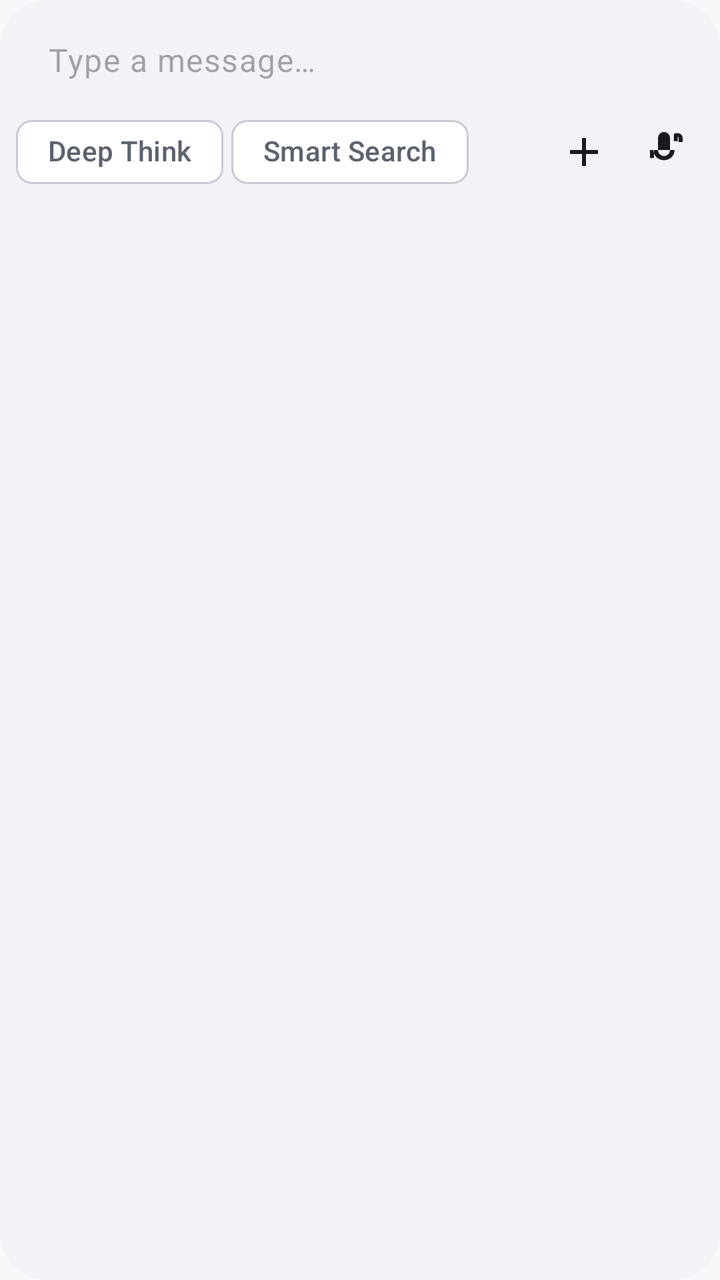
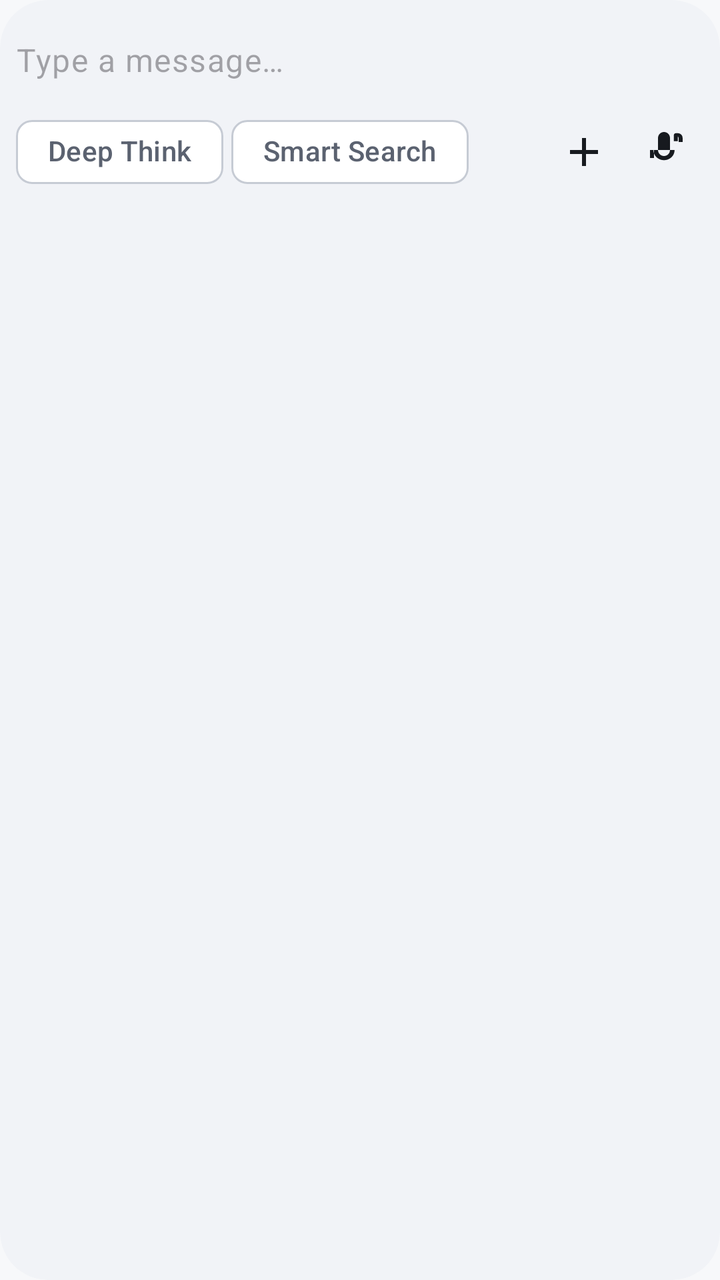

Two renders of the same Android screen: before a commit and after it. Below are the layout's source before the change and the commit's diff.
<!-- AndroidManifest.xml: application theme Theme.MyApplication -->
<!-- res/layout/view_chat_input_box.xml -->
<?xml version="1.0" encoding="utf-8"?>
<com.google.android.material.card.MaterialCardView xmlns:android="http://schemas.android.com/apk/res/android"
    xmlns:app="http://schemas.android.com/apk/res-auto"
    android:layout_width="match_parent"
    android:layout_height="wrap_content"
    app:cardCornerRadius="24dp"
    app:cardElevation="0dp"
    app:strokeWidth="0dp"
    app:cardBackgroundColor="?attr/colorSurfaceContainer">

    <LinearLayout
        android:layout_width="match_parent"
        android:layout_height="wrap_content"
        android:orientation="vertical"
        android:padding="8dp">

        
        <androidx.recyclerview.widget.RecyclerView
            android:id="@+id/rvAttachments"
            android:layout_width="match_parent"
            android:layout_height="wrap_content"
            android:visibility="gone"
            android:clipToPadding="false"
            android:paddingStart="4dp"
            android:paddingEnd="4dp" />

        
        <FrameLayout
            android:id="@+id/firstRowContainer"
            android:layout_width="match_parent"
            android:layout_height="wrap_content"
            android:layout_marginTop="2dp">

            
            <com.google.android.material.textfield.TextInputLayout
                android:id="@+id/inputLayout"
                style="@style/Widget.Material3.TextInputLayout.OutlinedBox"
                android:layout_width="match_parent"
                android:layout_height="wrap_content"
                app:boxBackgroundMode="none"
                app:boxStrokeWidth="0dp"
                app:boxStrokeWidthFocused="0dp"
                app:hintEnabled="false">

                <com.google.android.material.textfield.TextInputEditText
                    android:id="@+id/inputText"
                    android:layout_width="match_parent"
                    android:layout_height="wrap_content"
                    android:minHeight="40dp"
                    android:paddingTop="8dp"
                    android:paddingBottom="8dp"
                    android:hint="@string/chat_input_hint"
                    android:inputType="text"
                    android:maxLines="1"
                    android:imeOptions="actionSend"
                    android:scrollbars="none"
                    android:textAppearance="@style/TextAppearance.DoDroid.BodyLarge" />

            </com.google.android.material.textfield.TextInputLayout>

            
            <TextView
                android:id="@+id/voiceHint"
                android:layout_width="match_parent"
                android:layout_height="48dp"
                android:gravity="center"
                android:text="@string/voice_hold_to_speak"
                android:textAppearance="@style/TextAppearance.DoDroid.BodyLarge"
                android:background="@drawable/bg_voice_hint"
                android:visibility="gone" />

        </FrameLayout>

        
        <LinearLayout
            android:layout_width="match_parent"
            android:layout_height="wrap_content"
            android:layout_marginTop="2dp"
            android:orientation="horizontal"
            android:gravity="center_vertical">

            <com.google.android.material.chip.Chip
                android:id="@+id/btnThink"
                style="@style/Widget.Material3.Chip.Filter"
                android:layout_width="wrap_content"
                android:layout_height="wrap_content"
                android:checkable="true"
                android:text="@string/deep_think"
                app:chipIcon="@drawable/ic_think"
                app:chipIconSize="16dp" />

            <com.google.android.material.chip.Chip
                android:id="@+id/btnWebSearch"
                style="@style/Widget.Material3.Chip.Filter"
                android:layout_width="wrap_content"
                android:layout_height="wrap_content"
                android:layout_marginStart="4dp"
                android:checkable="true"
                android:text="@string/web_search"
                app:chipIcon="@drawable/ic_web_search"
                app:chipIconSize="16dp" />

            <View
                android:layout_width="0dp"
                android:layout_height="0dp"
                android:layout_weight="1" />

            <ImageButton
                android:id="@+id/btnAdd"
                android:layout_width="40dp"
                android:layout_height="40dp"
                android:background="?attr/selectableItemBackgroundBorderless"
                android:src="@drawable/ic_add"
                android:contentDescription="@string/add"
                android:scaleType="centerInside" />

            <ImageButton
                android:id="@+id/btnModeSwitch"
                android:layout_width="40dp"
                android:layout_height="40dp"
                android:background="?attr/selectableItemBackgroundBorderless"
                android:src="@drawable/ic_mic"
                android:contentDescription="@string/switch_mode"
                android:scaleType="centerInside" />

            <ImageButton
                android:id="@+id/btnSend"
                android:layout_width="40dp"
                android:layout_height="40dp"
                android:layout_marginStart="4dp"
                android:background="@drawable/bg_send_button"
                android:padding="10dp"
                android:src="@drawable/ic_send"
                android:contentDescription="@string/send"
                android:scaleType="fitCenter"
                android:visibility="gone" />

        </LinearLayout>

    </LinearLayout>

</com.google.android.material.card.MaterialCardView>
<!-- resources referenced by this layout -->
<resources>
  <!-- drawable bg_send_button (drawable) -->
  <?xml version="1.0" encoding="utf-8"?>
  <shape xmlns:android="http://schemas.android.com/apk/res/android"
      android:shape="oval">
      <solid android:color="?attr/colorPrimary" />
      <size android:width="36dp" android:height="36dp" />
  </shape>
  <!-- drawable bg_voice_hint (drawable) -->
  <?xml version="1.0" encoding="utf-8"?>
  <shape xmlns:android="http://schemas.android.com/apk/res/android"
      android:shape="rectangle">
      <solid android:color="?attr/colorSurface" />
      <corners android:radius="12dp" />
  </shape>
  <!-- drawable ic_add (drawable) -->
  <?xml version="1.0" encoding="utf-8"?>
  <vector xmlns:android="http://schemas.android.com/apk/res/android"
      android:width="24dp"
      android:height="24dp"
      android:viewportWidth="24"
      android:viewportHeight="24"
      android:tint="?attr/colorOnSurface">
      <path
          android:fillColor="@android:color/white"
          android:pathData="M19,13h-6v6h-2v-6H5v-2h6V5h2v6h6v2z"/>
  </vector>
  <!-- drawable ic_send (drawable) -->
  <?xml version="1.0" encoding="utf-8"?>
  <vector xmlns:android="http://schemas.android.com/apk/res/android"
      android:width="24dp"
      android:height="24dp"
      android:viewportWidth="24"
      android:viewportHeight="24"
      android:tint="?attr/colorOnPrimary">
      <path
          android:fillColor="@android:color/white"
          android:pathData="M2.01,21L23,12 2.01,3 2,10l15,2 -15,2z" />
  </vector>
  <!-- drawable ic_think (drawable) -->
  <?xml version="1.0" encoding="utf-8"?>
  <vector xmlns:android="http://schemas.android.com/apk/res/android"
      android:width="24dp"
      android:height="24dp"
      android:viewportWidth="24"
      android:viewportHeight="24"
      android:tint="?attr/colorOnSurface">
      <path
          android:fillColor="@android:color/white"
          android:pathData="M12,2C6.48,2 2,6.48 2,12s4.48,10 10,10 10,-4.48 10,-10S17.52,2 12,2zM12,20c-4.41,0 -8,-3.59 -8,-8s3.59,-8 8,-8 8,3.59 8,8 -3.59,8 -8,8zM12.5,7H11v6l5.25,3.15 0.75,-1.23 -4.5,-2.67z"/>
  </vector>
  <string name="add">Add</string>
  <string name="chat_input_hint">Type a message…</string>
  <string name="deep_think">Deep Think</string>
  <string name="send">Send</string>
  <string name="switch_mode">Switch Mode</string>
  <string name="voice_hold_to_speak">Hold to speak</string>
  <string name="web_search">Smart Search</string>
  <style name="TextAppearance.DoDroid.BodyLarge" parent="TextAppearance.Material3.BodyLarge">
          <item name="android:textColor">?attr/colorOnSurface</item>
      </style>
  <color name="m3_primary">#4C5FD5</color>
  <color name="m3_on_primary">#FFFFFF</color>
  <color name="m3_primary_container">#DDE2FF</color>
  <color name="m3_on_primary_container">#101A44</color>
  <color name="m3_secondary">#5A5F6B</color>
  <color name="m3_on_secondary">#FFFFFF</color>
  <color name="m3_background">#F7F8FA</color>
  <color name="m3_on_background">#171A1F</color>
  <color name="m3_surface">#FFFFFF</color>
  <color name="m3_on_surface">#171A1F</color>
  <color name="m3_surface_container">#F1F3F7</color>
  <color name="m3_on_surface_variant">#5B6270</color>
  <color name="m3_surface_container_high">#E9ECF2</color>
  <color name="m3_outline">#C6CBD4</color>
  <color name="m3_outline_variant">#E1E4EA</color>
  <color name="m3_error">#BA1A1A</color>
  <color name="m3_success">#1E8E5A</color>
  <color name="m3_warning">#B26A00</color>
  <!-- unchanged entries left out for length: 3 -->
</resources>

<!-- the commit's change to res/layout/view_chat_input_box.xml (unified diff, before → after) -->
@@ -47,6 +47,8 @@
                     android:layout_width="match_parent"
                     android:layout_height="wrap_content"
                     android:minHeight="40dp"
+                    android:paddingStart="0dp"
+                    android:paddingEnd="0dp"
                     android:paddingTop="8dp"
                     android:paddingBottom="8dp"
                     android:hint="@string/chat_input_hint"
